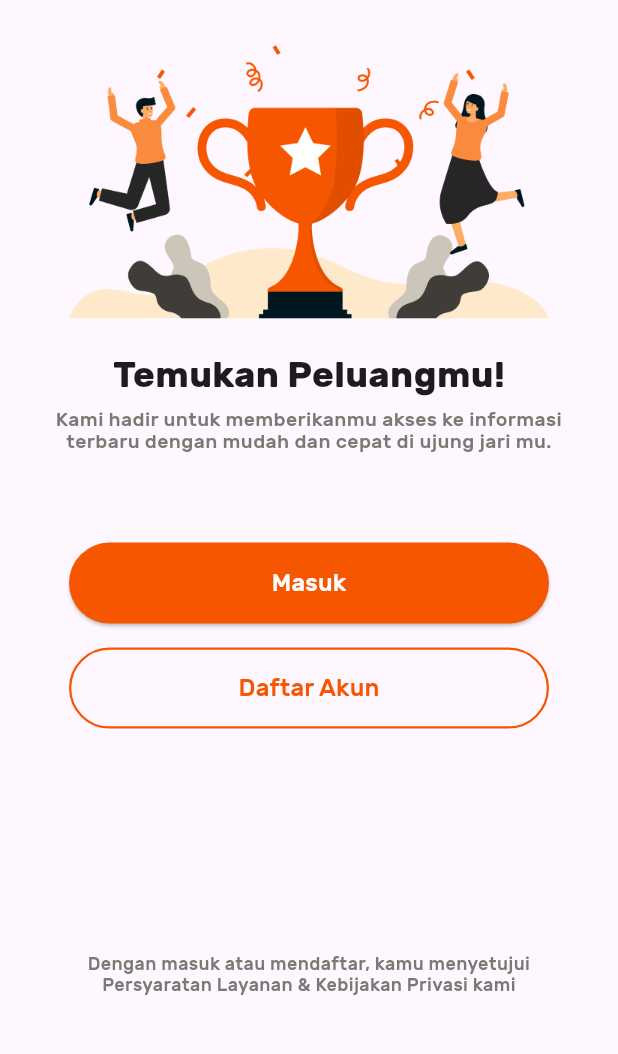
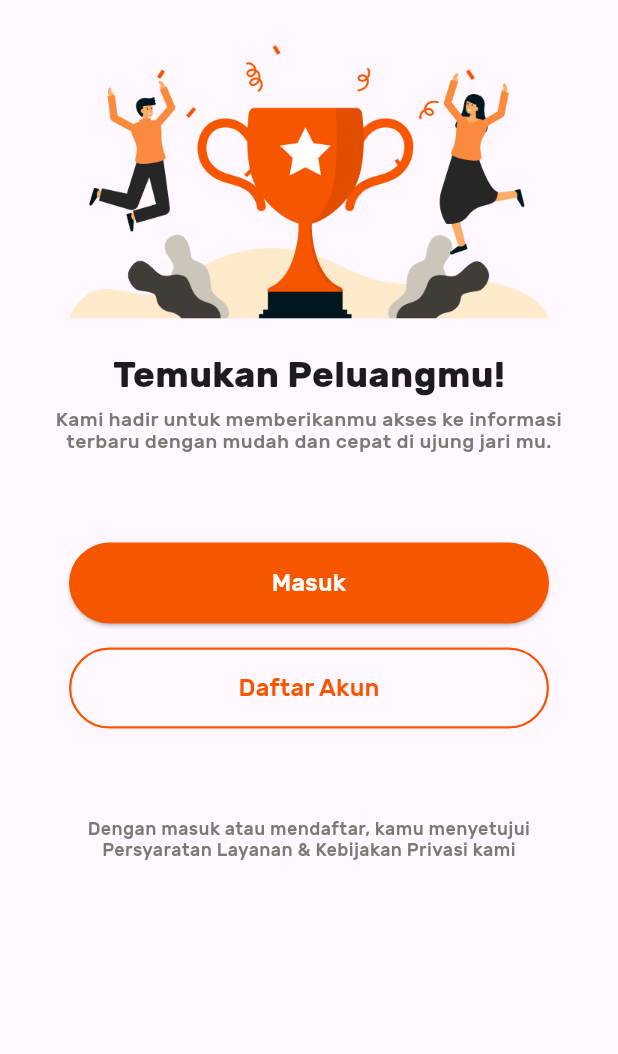
Before and after one commit to sourcery-ai-experiments/unishare_mobile, a Flutter app: the screen it shows after launch, on a phone screen of 412 x 824 dp, the part 173-1227 px from its top. Run offline on Flutter 3.47's test engine with Material 3 defaults, Android fonts, the phone set to English and light mode, and no system bars; project files that could hold a hidden picture were left out.

Commit message:
[Satria][UI] - onboarding page

```diff
--- a/lib/app/modules/onboarding/views/onboarding_screen.dart
+++ b/lib/app/modules/onboarding/views/onboarding_screen.dart
@@ -70,7 +70,7 @@ class OnboardingScreen extends StatelessWidget {
                 ),
                 const SecondaryButton("Daftar Akun"),
                 const Padding(
-                  padding: EdgeInsets.only(top: 150.0, bottom: 30),
+                  padding: EdgeInsets.only(top: 60.0, bottom: 25),
                   child: SizedBox(
                     width: 340,
                     height: 40,
```
